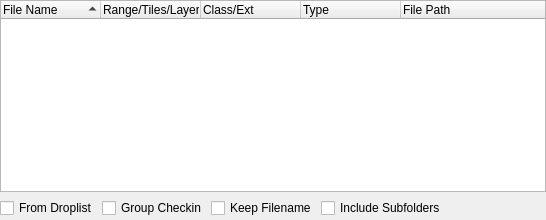
Before: the Qt Designer form lib/ui/checkin_out/ui_drop_plate.ui in listyque/TACTIC-Handler, drawn with Qt 5.
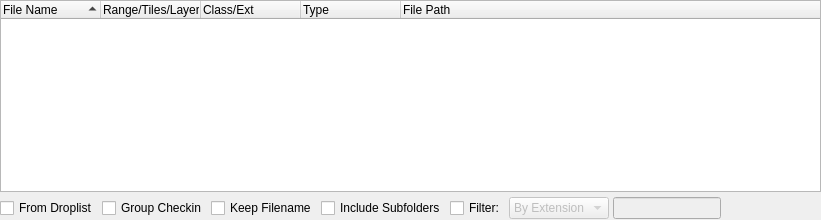
After: the same form once the commit is applied.

The edit to the form file:
```diff
--- a/lib/ui/checkin_out/ui_drop_plate.ui
+++ b/lib/ui/checkin_out/ui_drop_plate.ui
@@ -64,7 +64,7 @@
      </property>
     </widget>
    </item>
-   <item row="1" column="4">
+   <item row="1" column="7">
     <spacer name="horizontalSpacer">
      <property name="orientation">
       <enum>Qt::Horizontal</enum>
@@ -77,7 +77,7 @@
      </property>
     </spacer>
    </item>
-   <item row="1" column="6">
+   <item row="1" column="9">
     <widget class="QToolButton" name="clearPushButton">
      <property name="sizePolicy">
       <sizepolicy hsizetype="Fixed" vsizetype="Fixed">
@@ -105,7 +105,7 @@
      </property>
     </widget>
    </item>
-   <item row="0" column="0" colspan="7">
+   <item row="0" column="0" colspan="10">
     <widget class="QTreeWidget" name="dropTreeWidget">
      <property name="sizePolicy">
       <sizepolicy hsizetype="Ignored" vsizetype="Expanding">
@@ -200,7 +200,7 @@
      </column>
     </widget>
    </item>
-   <item row="1" column="5">
+   <item row="1" column="8">
     <widget class="QToolButton" name="configPushButton">
      <property name="sizePolicy">
       <sizepolicy hsizetype="Fixed" vsizetype="Fixed">
@@ -228,6 +228,40 @@
      </property>
     </widget>
    </item>
+   <item row="1" column="4">
+    <widget class="QCheckBox" name="enableFilterCheckBox">
+     <property name="text">
+      <string>Filter:</string>
+     </property>
+     <property name="checked">
+      <bool>false</bool>
+     </property>
+    </widget>
+   </item>
+   <item row="1" column="6">
+    <widget class="QLineEdit" name="filterLineEdit">
+     <property name="enabled">
+      <bool>false</bool>
+     </property>
+    </widget>
+   </item>
+   <item row="1" column="5">
+    <widget class="QComboBox" name="filterComboBox">
+     <property name="enabled">
+      <bool>false</bool>
+     </property>
+     <item>
+      <property name="text">
+       <string>By Extension</string>
+      </property>
+     </item>
+     <item>
+      <property name="text">
+       <string>By Filename</string>
+      </property>
+     </item>
+    </widget>
+   </item>
   </layout>
  </widget>
  <resources/>
```
Left out of the diff: 35 changed lines with no effect on the pictures.
